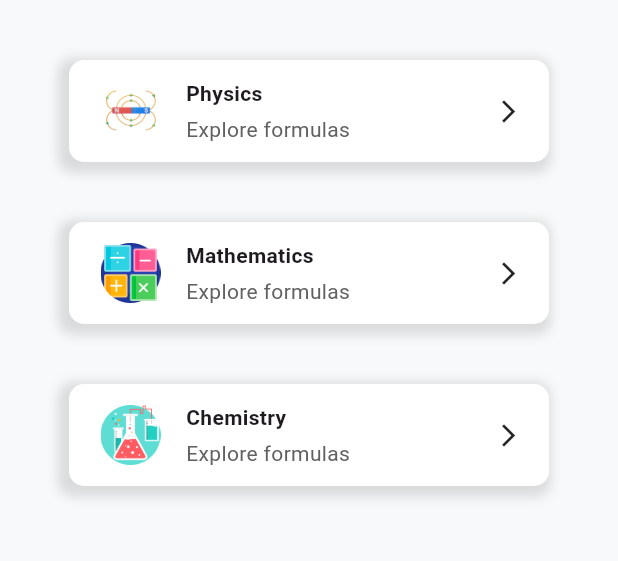
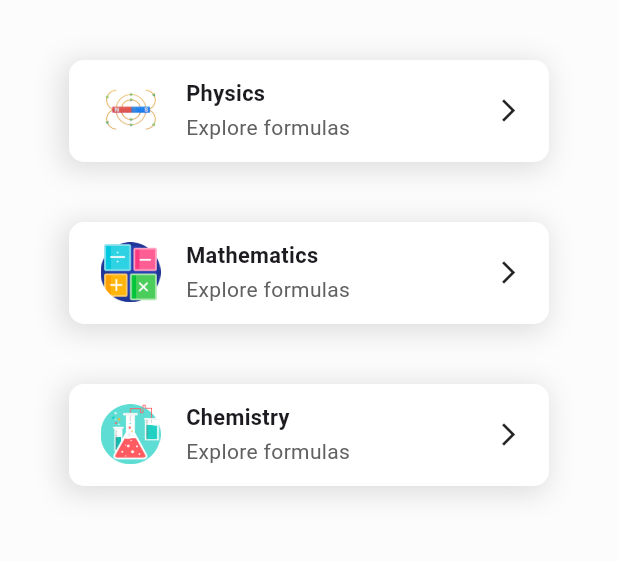
Before and after one commit to KidusAbadi21/formula_hub, a Flutter app: the screen it shows after launch, on a phone screen of 412 x 824 dp, the part 414-975 px from its top. Run offline on Flutter 3.47's test engine with Material 3 defaults, Android fonts, the light colour scheme and no system bars.

Commit message:
Update UI and app theme

```diff
--- a/lib/subject card/subject_card.dart
+++ b/lib/subject card/subject_card.dart
@@ -13,23 +13,30 @@ class SubjectCard extends StatelessWidget {
 
   @override
   Widget build(BuildContext context) {
-    return InkWell(
-      onTap: () {},
-      child: Container(
+    return Container(
       decoration: BoxDecoration(
       color: AppColors.card,
         boxShadow: [BoxShadow(
           color:AppColors.shadow,
           offset: Offset(-3, 3),
-            blurRadius: 6,
-            spreadRadius: 4.0
+          blurRadius: 15,
+          spreadRadius: 2.0
       ),],
         borderRadius: BorderRadius.circular(10)
       ),
+      margin: EdgeInsetsDirectional.all(20),
+      child: Material(
+        borderRadius: BorderRadius.circular(10),
+        color: Colors.transparent,
+        child: InkWell(
+          splashColor: AppColors.splashColorlor,
+          highlightColor: AppColors.card,
+          borderRadius: BorderRadius.circular(10),
+          onTap: () {},
+          child: Container(
             height: 68.0,
             width: 320.0,
-        margin: EdgeInsetsDirectional.all(20),
-        padding: EdgeInsets.fromLTRB(16, 12, 18, 12),
+            padding: EdgeInsets.fromLTRB(16, 12, 18, 13),
             alignment: Alignment.centerLeft,
             child: Row(
               children: [
@@ -48,11 +55,12 @@ class SubjectCard extends StatelessWidget {
                   child: Text(
                     title,
                     style: TextStyle(
-                  fontWeight: FontWeight.bold
+                      fontWeight: FontWeight.bold,
+                      fontSize: 14.5,
                     ),
                   )
                   ),
-              SizedBox(height: 4),
+                  SizedBox(height: 2),
                   Container(
                     child: Text("Explore formulas",
                       style: TextStyle(
@@ -66,6 +74,8 @@ class SubjectCard extends StatelessWidget {
               ],
             ),
           ),
+        ),
+      ),
     );
   }
 }
--- a/lib/theme/app_colors.dart
+++ b/lib/theme/app_colors.dart
@@ -1,7 +1,7 @@
 import 'package:flutter/material.dart';
 
 class AppColors {
-  static const background = Color(0xFFF8F9FA);
+  static const background = Color.fromARGB(255, 252, 252, 252);
   static const primary = Color(0xFF1565C0);
   static const primaryButotns = Color(0xFF1976D2);
   static const accent = Color(0xFF00ACC1);
@@ -10,4 +10,5 @@ class AppColors {
   static const text = Color(0xFF212121);
   static const subtitle = Color(0xFF616161);
   static const shadow = Colors.black12;
+  static const splashColorlor = Color.fromARGB(10, 0, 0, 0) ;
 }
```
Lines whose indentation alone changed are shown as unchanged.
